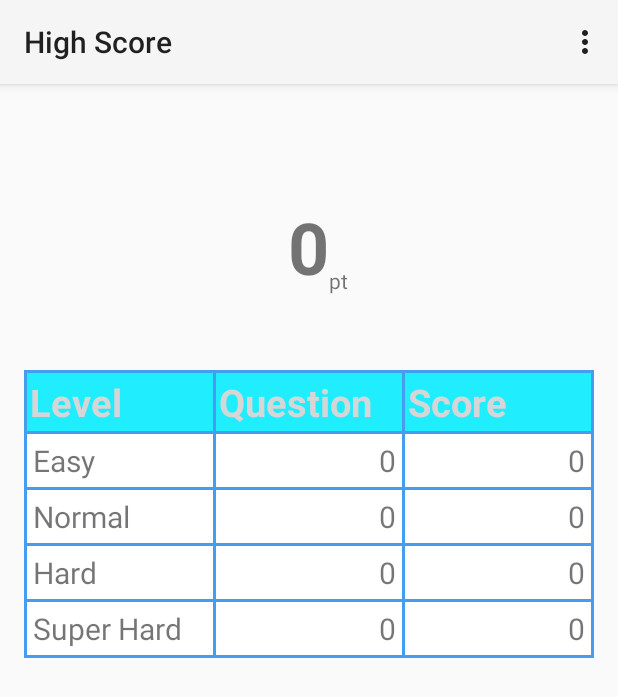
After one commit to toru1055/SoundMemoryGame, an Android app: the HighScoreActivity screen opened directly, with no data from a screen before it, on a phone screen of 412 x 824 dp. The commit adds this screen. Shown: the top 697 px of the screen. Run offline under Robolectric (Android 15) with nearby library versions, the phone set to English and light mode, and no system bars.

Commit message:
Add HighScoreActivity.class

```diff
--- /dev/null
+++ b/app/src/main/java/jp/thotta/android/soundmemorygame/HighScoreActivity.java
@@ -0,0 +1,64 @@
+package jp.thotta.android.soundmemorygame;
+
+import android.app.Activity;
+import android.os.Bundle;
+import android.util.Log;
+import android.view.Menu;
+import android.view.MenuItem;
+import android.widget.TextView;
+
+import jp.thotta.android.soundmemorygame.R;
+
+public class HighScoreActivity extends Activity {
+
+    @Override
+    protected void onCreate(Bundle savedInstanceState) {
+        super.onCreate(savedInstanceState);
+        setContentView(R.layout.activity_high_score);
+        ScoreRecordDBHelper db = new ScoreRecordDBHelper(this);
+        int highScore = db.getHighScore();
+        TextView textHighScore = (TextView) findViewById(R.id.text_value_highscore);
+        textHighScore.setText(String.valueOf(highScore));
+        setResults(db);
+    }
+
+    private void setResults(ScoreRecordDBHelper db) {
+        setModeResult(db, ScoreRecordBean.GAME_MODE_EASY,
+                R.id.text_value_question_easy, R.id.text_value_score_easy);
+        setModeResult(db, ScoreRecordBean.GAME_MODE_NORMAL,
+                R.id.text_value_question_normal, R.id.text_value_score_normal);
+        setModeResult(db, ScoreRecordBean.GAME_MODE_HARD,
+                R.id.text_value_question_hard, R.id.text_value_score_hard);
+        setModeResult(db, ScoreRecordBean.GAME_MODE_SUPER_HARD,
+                R.id.text_value_question_super_hard, R.id.text_value_score_super_hard);
+    }
+    private void setModeResult(ScoreRecordDBHelper db, int mode, int viewQuestionId, int viewScoreId) {
+        TextView viewQuestion = (TextView) findViewById(viewQuestionId);
+        TextView viewScore = (TextView) findViewById(viewScoreId);
+        ScoreRecordBean result = db.getHighScoreObject(mode);
+        viewQuestion.setText(String.valueOf(result.getQuestion()));
+        viewScore.setText(String.valueOf(result.getScore()));
+    }
+
+    @Override
+    public boolean onCreateOptionsMenu(Menu menu) {
+        // Inflate the menu; this adds items to the action bar if it is present.
+        getMenuInflater().inflate(R.menu.menu_high_score, menu);
+        return true;
+    }
+
+    @Override
+    public boolean onOptionsItemSelected(MenuItem item) {
+        // Handle action bar item clicks here. The action bar will
+        // automatically handle clicks on the Home/Up button, so long
+        // as you specify a parent activity in AndroidManifest.xml.
+        int id = item.getItemId();
+
+        //noinspection SimplifiableIfStatement
+        if (id == R.id.action_settings) {
+            return true;
+        }
+
+        return super.onOptionsItemSelected(item);
+    }
+}
--- a/app/src/main/java/jp/thotta/android/soundmemorygame/ScoreRecordBean.java
+++ b/app/src/main/java/jp/thotta/android/soundmemorygame/ScoreRecordBean.java
@@ -7,7 +7,10 @@ import java.io.PrintStream;
  * Created by thotta on 14/11/30.
  */
 public class ScoreRecordBean {
-    public static final int STAGE_QUESTION_SIZE = 12;
+    //TODO: You have to change this value, when you release this game.
+    public static final int STAGE_QUESTION_SIZE = 2;
+    //public static final int STAGE_QUESTION_SIZE = 12;
+
     public static final int GAME_MODE_EASY = 2;
     public static final int GAME_MODE_NORMAL = 3;
     public static final int GAME_MODE_HARD = 4;
@@ -16,6 +19,13 @@ public class ScoreRecordBean {
     private int mode;
     private int score;
     private int questionSize;
+
+    public int getScore() {
+        return score;
+    }
+    public int getQuestion() {
+        return questionSize;
+    }
 
     public static String modeName(int mode) {
         switch (mode) {
--- a/app/src/main/java/jp/thotta/android/soundmemorygame/TopActivity.java
+++ b/app/src/main/java/jp/thotta/android/soundmemorygame/TopActivity.java
@@ -32,7 +32,17 @@ public class TopActivity extends Activity {
             @Override
             public void onClick(View v) {
                 Context context = v.getContext();
-                Intent intent = new Intent(context, SelectModeActivity.class);
+                Intent intent = new Intent(context, HighScoreActivity.class);
+                context.startActivity(intent);
+            }
+        });
+
+        Button buttonWorldRanking = (Button) findViewById(R.id.button_ranking);
+        buttonWorldRanking.setOnClickListener(new View.OnClickListener() {
+            @Override
+            public void onClick(View v) {
+                Context context = v.getContext();
+                Intent intent = new Intent(context, WorldRankingActivity.class);
                 context.startActivity(intent);
             }
         });
--- /dev/null
+++ b/app/src/main/java/jp/thotta/android/soundmemorygame/WorldRankingActivity.java
@@ -0,0 +1,40 @@
+package jp.thotta.android.soundmemorygame;
+
+import android.app.Activity;
+import android.os.Bundle;
+import android.view.Menu;
+import android.view.MenuItem;
+
+import jp.thotta.android.soundmemorygame.R;
+
+public class WorldRankingActivity extends Activity {
+
+    @Override
+    protected void onCreate(Bundle savedInstanceState) {
+        super.onCreate(savedInstanceState);
+        setContentView(R.layout.activity_world_ranking);
+    }
+
+
+    @Override
+    public boolean onCreateOptionsMenu(Menu menu) {
+        // Inflate the menu; this adds items to the action bar if it is present.
+        getMenuInflater().inflate(R.menu.menu_world_ranking, menu);
+        return true;
+    }
+
+    @Override
+    public boolean onOptionsItemSelected(MenuItem item) {
+        // Handle action bar item clicks here. The action bar will
+        // automatically handle clicks on the Home/Up button, so long
+        // as you specify a parent activity in AndroidManifest.xml.
+        int id = item.getItemId();
+
+        //noinspection SimplifiableIfStatement
+        if (id == R.id.action_settings) {
+            return true;
+        }
+
+        return super.onOptionsItemSelected(item);
+    }
+}
--- /dev/null
+++ b/app/src/main/res/layout/activity_high_score.xml
@@ -0,0 +1,228 @@
+<RelativeLayout xmlns:android="http://schemas.android.com/apk/res/android"
+    xmlns:tools="http://schemas.android.com/tools"
+    android:layout_width="match_parent"
+    android:layout_height="match_parent"
+    android:paddingLeft="@dimen/activity_horizontal_margin"
+    android:paddingRight="@dimen/activity_horizontal_margin"
+    android:paddingTop="@dimen/activity_vertical_margin"
+    android:paddingBottom="@dimen/activity_vertical_margin"
+    tools:context="jp.thotta.android.soundmemorygame.HighScoreActivity">
+
+
+    <TextView
+        android:layout_width="wrap_content"
+        android:layout_height="wrap_content"
+        android:text="0"
+        android:id="@+id/text_value_highscore"
+        android:layout_marginTop="60dp"
+        android:textSize="48dp"
+        android:textStyle="bold"
+        android:layout_alignParentTop="true"
+        android:layout_centerHorizontal="true" />
+
+    <TextView
+        android:layout_width="wrap_content"
+        android:layout_height="wrap_content"
+        android:text="pt"
+        android:id="@+id/text_label_highscore"
+        android:layout_toEndOf="@+id/text_value_highscore"
+        android:layout_alignBottom="@+id/text_value_highscore" />
+
+    <TableLayout
+        android:layout_width="fill_parent"
+        android:layout_height="wrap_content"
+        android:layout_centerHorizontal="true"
+        android:layout_below="@+id/text_value_highscore"
+        android:background="#449def"
+        android:layout_marginTop="50dp">
+        <TableRow
+            android:layout_width="fill_parent"
+            android:layout_height="wrap_content"
+            android:layout_marginTop="2dp">
+            <TextView
+                android:layout_width="0dp"
+                android:layout_height="wrap_content"
+                android:layout_marginLeft="2dp"
+                android:background="#20eeff"
+                android:padding="2dp"
+                android:textSize="25dp"
+                android:layout_weight=".33"
+                android:text="Level"
+                android:textStyle="bold"
+                android:textColor="@color/common_signin_btn_dark_text_default" />
+            <TextView
+                android:layout_width="0dp"
+                android:layout_height="wrap_content"
+                android:layout_marginLeft="2dp"
+                android:background="#20eeff"
+                android:padding="2dp"
+                android:textSize="25dp"
+                android:layout_weight=".33"
+                android:text="Question"
+                android:textStyle="bold"
+                android:textColor="@color/common_signin_btn_dark_text_default" />
+            <TextView
+                android:layout_width="0dp"
+                android:layout_height="wrap_content"
+                android:background="#20eeff"
+                android:layout_weight=".33"
+                android:padding="2dp"
+                android:textSize="25dp"
+                android:layout_marginLeft="2dp"
+                android:layout_marginRight="2dp"
+                android:text="Score"
+                android:textStyle="bold"
+                android:textColor="@color/common_signin_btn_dark_text_default" />
+        </TableRow>
+        <TableRow
+            android:layout_width="fill_parent"
+            android:layout_height="wrap_content"
+            android:layout_marginTop="2dp">
+            <TextView
+                android:layout_width="0dp"
+                android:layout_height="wrap_content"
+                android:layout_marginLeft="2dp"
+                android:background="#ffffff"
+                android:textSize="20dp"
+                android:padding="4dp"
+                android:layout_weight=".33"
+                android:text="Easy"/>
+            <TextView
+                android:layout_width="0dp"
+                android:layout_height="wrap_content"
+                android:layout_marginLeft="2dp"
+                android:background="#ffffff"
+                android:padding="4dp"
+                android:textSize="20dp"
+                android:id="@+id/text_value_question_easy"
+                android:layout_weight=".33"
+                android:text="0"
+                android:gravity="right" />
+            <TextView
+                android:layout_width="0dp"
+                android:layout_height="wrap_content"
+                android:background="#ffffff"
+                android:layout_weight=".33"
+                android:textSize="20dp"
+                android:id="@+id/text_value_score_easy"
+                android:padding="4dp"
+                android:layout_marginLeft="2dp"
+                android:layout_marginRight="2dp"
+                android:text="0"
+                android:gravity="right" />
+        </TableRow>
+        <TableRow
+            android:layout_width="fill_parent"
+            android:layout_height="wrap_content"
+            android:layout_marginTop="2dp">
+            <TextView
+                android:layout_width="0dp"
+                android:layout_height="wrap_content"
+                android:layout_marginLeft="2dp"
+                android:background="#ffffff"
+                android:textSize="20dp"
+                android:padding="4dp"
+                android:layout_weight=".33"
+                android:text="Normal"/>
+            <TextView
+                android:layout_width="0dp"
+                android:layout_height="wrap_content"
+                android:layout_marginLeft="2dp"
+                android:background="#ffffff"
+                android:padding="4dp"
+                android:textSize="20dp"
+                android:id="@+id/text_value_question_normal"
+                android:layout_weight=".33"
+                android:text="0"
+                android:gravity="right" />
+            <TextView
+                android:layout_width="0dp"
+                android:layout_height="wrap_content"
+                android:background="#ffffff"
+                android:layout_weight=".33"
+                android:textSize="20dp"
+                android:id="@+id/text_value_score_normal"
+                android:padding="4dp"
+                android:layout_marginLeft="2dp"
+                android:layout_marginRight="2dp"
+                android:text="0"
+                android:gravity="right" />
+        </TableRow>
+        <TableRow
+            android:layout_width="fill_parent"
+            android:layout_height="wrap_content"
+            android:layout_marginTop="2dp">
+            <TextView
+                android:layout_width="0dp"
+                android:layout_height="wrap_content"
+                android:layout_marginLeft="2dp"
+                android:background="#ffffff"
+                android:textSize="20dp"
+                android:padding="4dp"
+                android:layout_weight=".33"
+                android:text="Hard" />
+            <TextView
+                android:layout_width="0dp"
+                android:layout_height="wrap_content"
+                android:layout_marginLeft="2dp"
+                android:background="#ffffff"
+                android:padding="4dp"
+                android:textSize="20dp"
+                android:id="@+id/text_value_question_hard"
+                android:layout_weight=".33"
+                android:text="0"
+                android:gravity="right" />
+            <TextView
+                android:layout_width="0dp"
+                android:layout_height="wrap_content"
+                android:background="#ffffff"
+                android:layout_weight=".33"
+                android:textSize="20dp"
+                android:id="@+id/text_value_score_hard"
+                android:padding="4dp"
+                android:layout_marginLeft="2dp"
+                android:layout_marginRight="2dp"
+                android:text="0"
+                android:gravity="right" />
+        </TableRow>
+        <TableRow
+            android:layout_width="fill_parent"
+            android:layout_height="wrap_content"
+            android:layout_marginTop="2dp"
+            android:layout_marginBottom="2dp">
+            <TextView
+                android:layout_width="0dp"
+                android:layout_height="wrap_content"
+                android:layout_marginLeft="2dp"
+                android:background="#ffffff"
+                android:padding="4dp"
+                android:textSize="20dp"
+                android:layout_weight=".33"
+                android:text="Super Hard"
+                android:textIsSelectable="false" />
+            <TextView
+                android:layout_width="0dp"
+                android:layout_height="wrap_content"
+                android:layout_marginLeft="2dp"
+                android:padding="4dp"
+                android:background="#ffffff"
+                android:textSize="20dp"
+                android:id="@+id/text_value_question_super_hard"
+                android:layout_weight=".33"
+                android:text="0"
+                android:gravity="right" />
+            <TextView
+                android:layout_width="0dp"
+                android:layout_height="wrap_content"
+                android:background="#ffffff"
+                android:layout_weight=".33"
+                android:padding="4dp"
+                android:textSize="20dp"
+                android:id="@+id/text_value_score_super_hard"
+                android:layout_marginLeft="2dp"
+                android:layout_marginRight="2dp"
+                android:text="0"
+                android:gravity="right" />
+        </TableRow>
+    </TableLayout>
+</RelativeLayout>
--- /dev/null
+++ b/app/src/main/res/layout/activity_world_ranking.xml
@@ -0,0 +1,14 @@
+<RelativeLayout xmlns:android="http://schemas.android.com/apk/res/android"
+    xmlns:tools="http://schemas.android.com/tools"
+    android:layout_width="match_parent"
+    android:layout_height="match_parent"
+    android:paddingLeft="@dimen/activity_horizontal_margin"
+    android:paddingRight="@dimen/activity_horizontal_margin"
+    android:paddingTop="@dimen/activity_vertical_margin"
+    android:paddingBottom="@dimen/activity_vertical_margin"
+    tools:context="jp.thotta.android.soundmemorygame.WorldRankingActivity">
+
+    <TextView android:text="@string/hello_world" android:layout_width="wrap_content"
+        android:layout_height="wrap_content" />
+
+</RelativeLayout>
--- /dev/null
+++ b/app/src/main/res/menu/menu_high_score.xml
@@ -0,0 +1,6 @@
+<menu xmlns:android="http://schemas.android.com/apk/res/android"
+    xmlns:tools="http://schemas.android.com/tools"
+    tools:context="jp.thotta.android.soundmemorygame.HighScoreActivity">
+    <item android:id="@+id/action_settings" android:title="@string/action_settings"
+        android:orderInCategory="100" android:showAsAction="never" />
+</menu>
--- /dev/null
+++ b/app/src/main/res/menu/menu_world_ranking.xml
@@ -0,0 +1,6 @@
+<menu xmlns:android="http://schemas.android.com/apk/res/android"
+    xmlns:tools="http://schemas.android.com/tools"
+    tools:context="jp.thotta.android.soundmemorygame.WorldRankingActivity">
+    <item android:id="@+id/action_settings" android:title="@string/action_settings"
+        android:orderInCategory="100" android:showAsAction="never" />
+</menu>
--- a/app/src/main/res/values/strings.xml
+++ b/app/src/main/res/values/strings.xml
@@ -6,5 +6,7 @@
     <string name="action_settings">Settings</string>
     <string name="title_activity_game">PiPaPon!</string>
     <string name="title_activity_top">Top</string>
+    <string name="title_activity_high_score">High Score</string>
+    <string name="title_activity_world_ranking">World Ranking</string>
 
 </resources>
```
Also changed, not shown: app/src/main/AndroidManifest.xml (+11 -2 lines).
